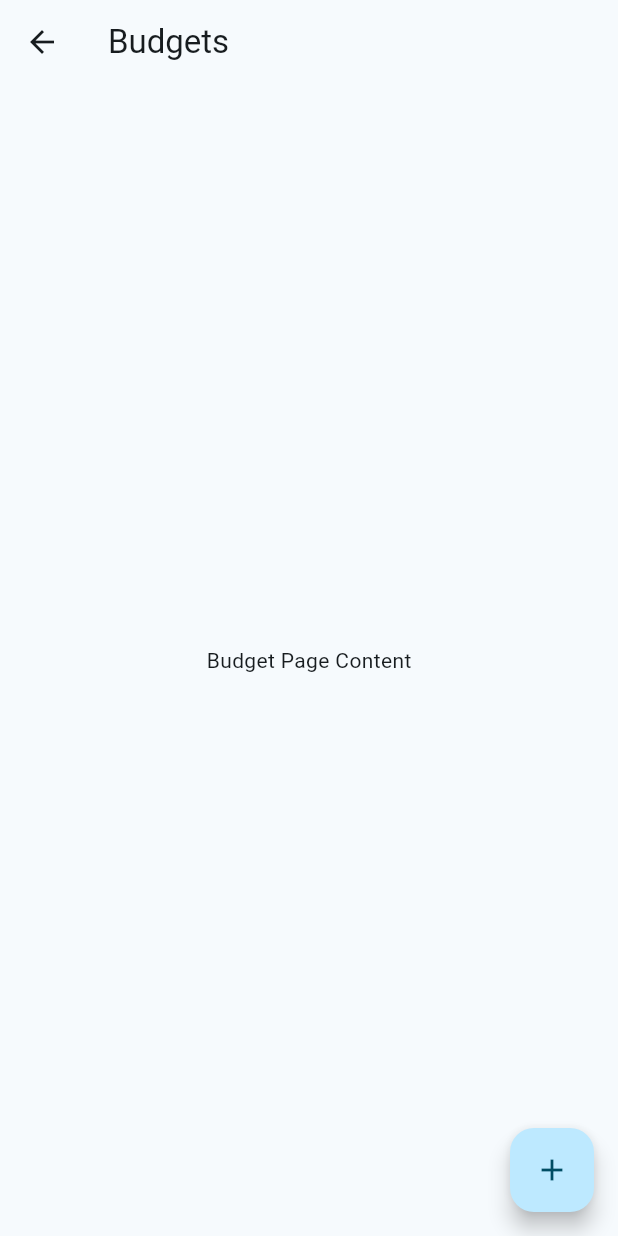
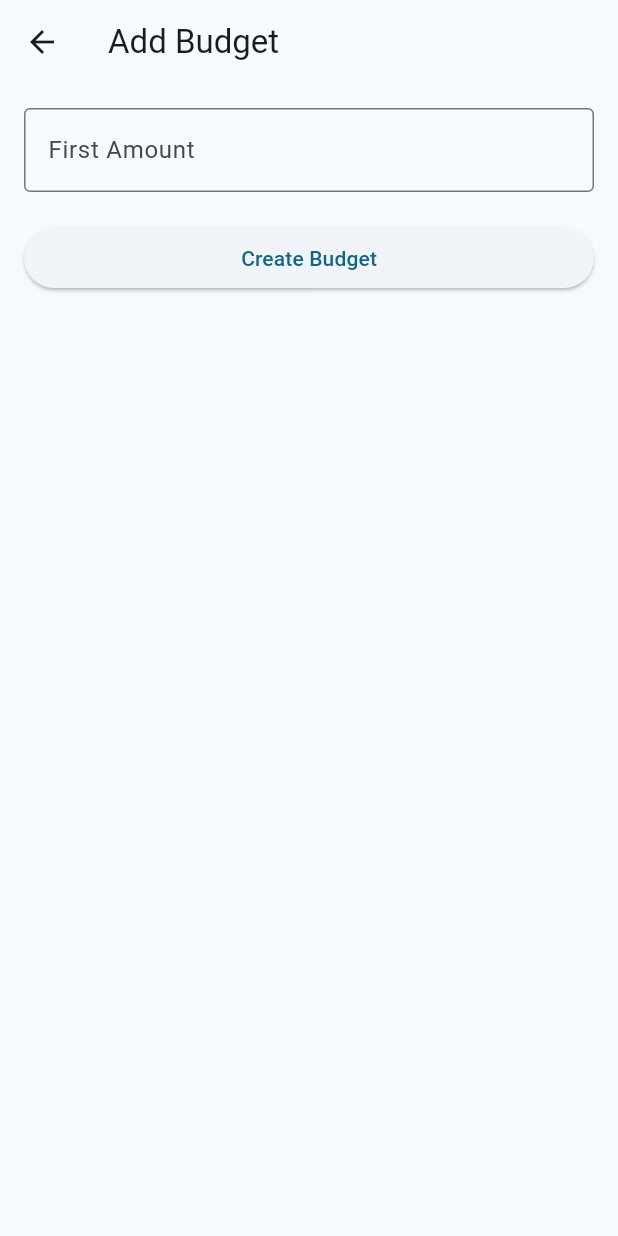
Before and after one commit to porozera/finance_tracker_app, a Flutter app: the BudgetPage screen opened directly, after a tap on the "add" icon, on a phone screen of 412 x 824 dp. Run offline on Flutter 3.47's test engine with Material 3 defaults, Android fonts, the phone set to English and light mode, and no system bars.

Commit message:
create budget done

```diff
--- /dev/null
+++ b/lib/controllers/budgets/budgetsController.dart
@@ -0,0 +1,46 @@
+import '../../services/budgets/budgetsService.dart';
+
+
+class BudgetController {
+  final BudgetService _service = BudgetService();
+
+  Future<List<Map<String, dynamic>>> fetchAllBudgets() async {
+    try {
+      return await _service.getBudgets();
+    } catch (e) {
+      throw Exception('Error fetching budgets: $e');
+    }
+  }
+
+  Future<Map<String, dynamic>> fetchBudgetById(int id) async {
+    try {
+      return await _service.getBudgetById(id);
+    } catch (e) {
+      throw Exception('Error fetching budget by ID: $e');
+    }
+  }
+
+  Future<void> addBudget(Map<String, dynamic> budget) async {
+    try {
+      await _service.createBudget(budget);
+    } catch (e) {
+      throw Exception('Error creating budget: $e');
+    }
+  }
+
+  Future<void> updateBudget(int id, Map<String, dynamic> budget) async {
+    try {
+      await _service.updateBudget(id, budget);
+    } catch (e) {
+      throw Exception('Error updating budget: $e');
+    }
+  }
+
+  Future<void> removeBudget(int id) async {
+    try {
+      await _service.deleteBudget(id);
+    } catch (e) {
+      throw Exception('Error deleting budget: $e');
+    }
+  }
+}
--- /dev/null
+++ b/lib/views/Budgets/addBudget.dart
@@ -0,0 +1,95 @@
+import 'package:flutter/material.dart';
+import '../../controllers/budgets/budgetsController.dart';
+
+
+class BudgetsAddScreen extends StatefulWidget {
+  const BudgetsAddScreen({super.key});
+
+  @override
+  _BudgetsAddScreenState createState() => _BudgetsAddScreenState();
+}
+
+class _BudgetsAddScreenState extends State<BudgetsAddScreen> {
+  final BudgetController _controller = BudgetController();
+  final _formKey = GlobalKey<FormState>();
+  final TextEditingController _firstAmountController = TextEditingController();
+
+  bool _isLoading = false;
+
+  void _submitForm() async {
+    if (_formKey.currentState!.validate()) {
+      setState(() {
+        _isLoading = true;
+      });
+
+      final budgetData = {
+        'user_id':1,
+        'first_amount': _firstAmountController.text,
+        'current_amount': _firstAmountController.text, // Assuming it starts the same as firstAmount
+      };
+
+      try {
+        await _controller.addBudget(budgetData);
+        ScaffoldMessenger.of(context).showSnackBar(
+          const SnackBar(content: Text('Budget created successfully!')),
+        );
+        Navigator.pop(context); // Navigate back after successful creation
+      } catch (e) {
+        ScaffoldMessenger.of(context).showSnackBar(
+          SnackBar(content: Text('Error: $e')),
+        );
+      } finally {
+        setState(() {
+          _isLoading = false;
+        });
+      }
+    }
+  }
+
+  @override
+  Widget build(BuildContext context) {
+    return Scaffold(
+      appBar: AppBar(
+        title: const Text('Add Budget'),
+      ),
+      body: Padding(
+        padding: const EdgeInsets.all(16.0),
+        child: Form(
+          key: _formKey,
+          child: Column(
+            crossAxisAlignment: CrossAxisAlignment.start,
+            children: [
+              TextFormField(
+                controller: _firstAmountController,
+                keyboardType: TextInputType.number,
+                decoration: const InputDecoration(
+                  labelText: 'First Amount',
+                  border: OutlineInputBorder(),
+                ),
+                validator: (value) {
+                  if (value == null || value.isEmpty) {
+                    return 'Please enter an amount';
+                  }
+                  if (double.tryParse(value) == null) {
+                    return 'Please enter a valid number';
+                  }
+                  return null;
+                },
+              ),
+              const SizedBox(height: 20),
+              SizedBox(
+                width: double.infinity,
+                child: ElevatedButton(
+                  onPressed: _isLoading ? null : _submitForm,
+                  child: _isLoading
+                      ? const CircularProgressIndicator(color: Colors.white)
+                      : const Text('Create Budget'),
+                ),
+              ),
+            ],
+          ),
+        ),
+      ),
+    );
+  }
+}
--- a/lib/views/Budgets/budget.dart
+++ b/lib/views/Budgets/budget.dart
@@ -1,4 +1,6 @@
 import 'package:flutter/material.dart';
+
+import 'addBudget.dart';
 
 class BudgetPage extends StatefulWidget {
   const BudgetPage({Key? key}) : super(key: key);
@@ -19,7 +21,10 @@ class _BudgetPageState extends State<BudgetPage> {
       ),
       floatingActionButton: FloatingActionButton(
         onPressed: () {
-          // Handle adding a new budget
+          Navigator.push(
+            context,
+            MaterialPageRoute(builder: (context) =>  BudgetsAddScreen()),
+          );
         },
         child: const Icon(Icons.add),
       ),
```
Also changed, not shown: lib/models/budgets/budgetsModel.dart (added, +62 -0 lines), lib/services/budgets/budgetsService.dart (added, +76 -0 lines).
